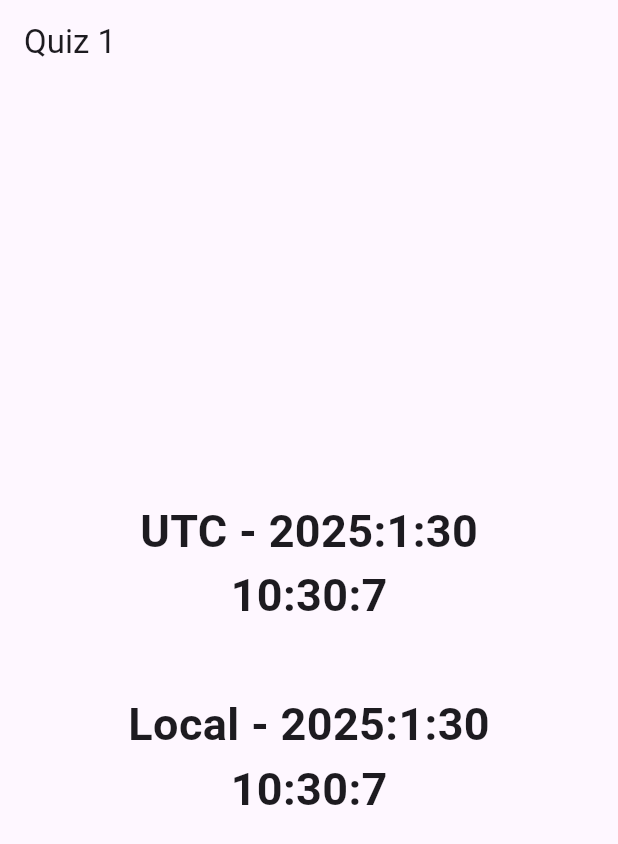
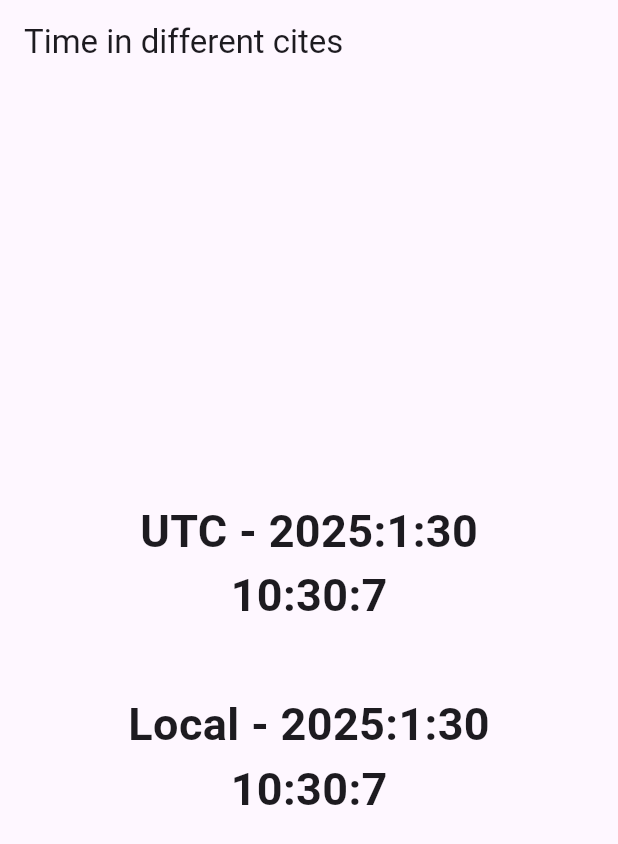
Before and after one commit to shashankssvi/MobileAppDev_202502, a Flutter app: the screen it shows after launch, on a phone screen of 412 x 824 dp. Shown: the top 844 px of the screen. Run offline on Flutter 3.47's test engine with Material 3 defaults, Android fonts, the phone set to English and light mode, and no system bars.

```diff
--- a/lib/screen3.dart
+++ b/lib/screen3.dart
@@ -34,7 +34,7 @@ class _DatetimeState extends State<Datetime> {
   Widget build(BuildContext context) {
     return Scaffold(
       appBar: AppBar(
-        title: Text("Quiz 1"),
+        title: Text("Time in different cites"),
       ),
       body: Column(
         mainAxisAlignment: MainAxisAlignment.center,
```
